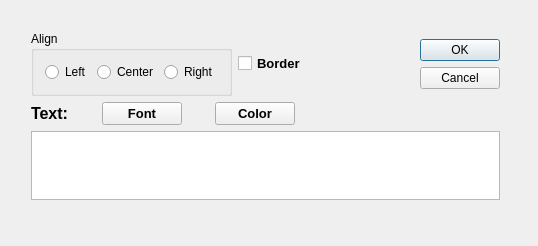
Before: the Qt Designer form GSCD/textdialog.ui in fzlgejiao/PowerTool, drawn with Qt 5.
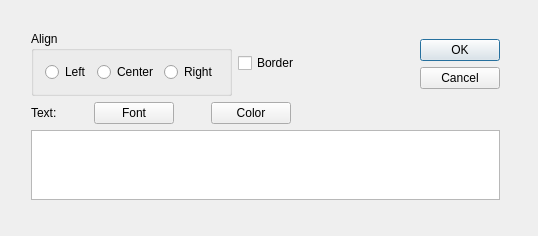
After: the same form once the commit is applied.

```diff
--- a/GSCD/textdialog.ui
+++ b/GSCD/textdialog.ui
@@ -7,7 +7,7 @@
     <x>0</x>
     <y>0</y>
     <width>538</width>
-    <height>246</height>
+    <height>236</height>
    </rect>
   </property>
   <property name="windowTitle">
@@ -61,14 +61,6 @@
       </item>
       <item>
        <widget class="QCheckBox" name="checkBox_border">
-        <property name="font">
-         <font>
-          <family>Arial</family>
-          <pointsize>10</pointsize>
-          <weight>75</weight>
-          <bold>true</bold>
-         </font>
-        </property>
         <property name="text">
          <string>Border</string>
         </property>
@@ -93,14 +85,6 @@
      <layout class="QHBoxLayout" name="horizontalLayout_2">
       <item>
        <widget class="QLabel" name="label">
-        <property name="font">
-         <font>
-          <family>Arial</family>
-          <pointsize>12</pointsize>
-          <weight>75</weight>
-          <bold>true</bold>
-         </font>
-        </property>
         <property name="text">
          <string>Text:</string>
         </property>
@@ -121,14 +105,6 @@
       </item>
       <item>
        <widget class="QPushButton" name="pushButton_font">
-        <property name="font">
-         <font>
-          <family>Arial</family>
-          <pointsize>10</pointsize>
-          <weight>75</weight>
-          <bold>true</bold>
-         </font>
-        </property>
         <property name="text">
          <string>Font</string>
         </property>
@@ -149,14 +125,6 @@
       </item>
       <item>
        <widget class="QPushButton" name="pushButton_color">
-        <property name="font">
-         <font>
-          <family>Arial</family>
-          <pointsize>10</pointsize>
-          <weight>75</weight>
-          <bold>true</bold>
-         </font>
-        </property>
         <property name="text">
          <string>Color</string>
         </property>
```
